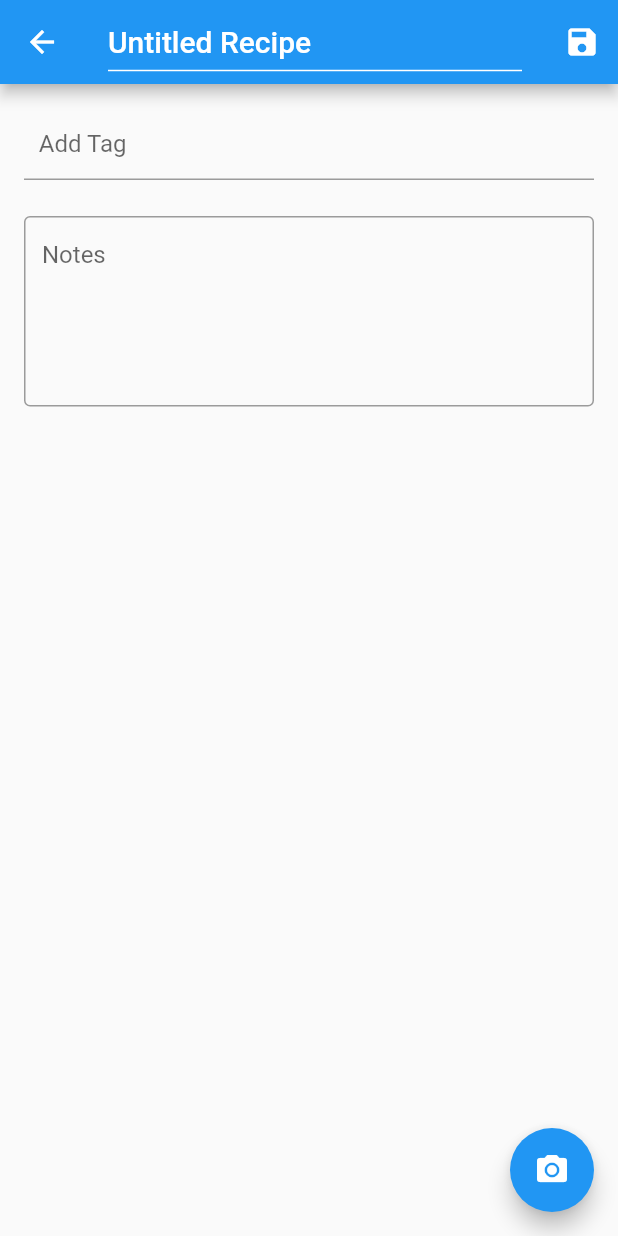
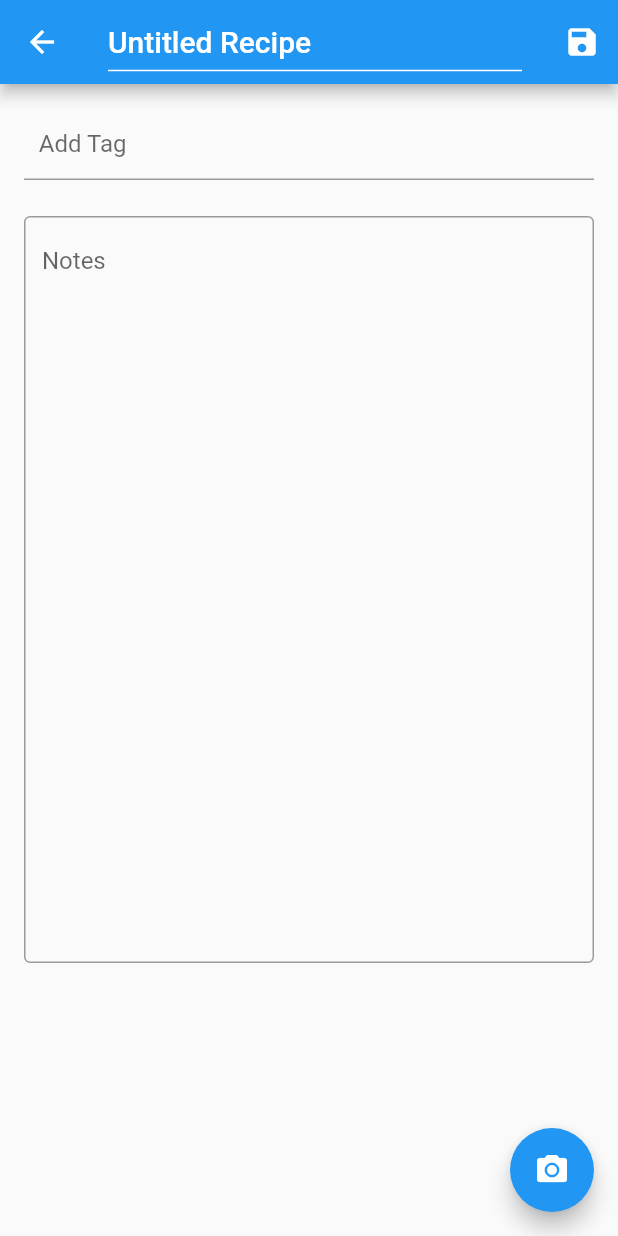
Before and after one commit to SheaJanke/recipe_archive, a Flutter app: the screen it shows once a user with an empty profile is signed in, after a tap on the "add" icon, on a phone screen of 412 x 824 dp. Run offline on Flutter 3.47's test engine with Material 2 defaults, Android fonts, the phone set to English and light mode, and no system bars; drawn by our look-alikes of flutter_typeahead; our stand-ins replace cached_network_image, cloud_firestore, firebase_auth, firebase_core, firebase_storage, flutter_dotenv and 4 more; missing offline and left inert: firebase_ui_auth, firebase_ui_oauth_google; accounts and stored records are empty.

```diff
--- a/lib/authGate.dart
+++ b/lib/authGate.dart
@@ -2,6 +2,7 @@ import 'package:firebase_auth/firebase_auth.dart';
 import 'package:firebase_ui_auth/firebase_ui_auth.dart';
 import 'package:flutter/material.dart';
 import 'package:recipe_archive/pages/recipeListPage.dart';
+import 'package:flutter_keyboard_visibility/flutter_keyboard_visibility.dart';
 
 class AuthGate extends StatelessWidget {
   const AuthGate({Key? key}) : super(key: key);
@@ -16,7 +17,9 @@ class AuthGate extends StatelessWidget {
         if (user == null) {
           return const SignInScreen();
         }
-        return RecipeListPage(user: user);
+        return KeyboardDismissOnTap(
+          child: RecipeListPage(user: user),
+        );
       },
     );
   }
--- a/lib/main.dart
+++ b/lib/main.dart
@@ -1,4 +1,3 @@
-import 'package:cloud_firestore/cloud_firestore.dart';
 import 'package:firebase_ui_auth/firebase_ui_auth.dart';
 import 'package:flutter/material.dart';
 import 'package:firebase_core/firebase_core.dart';
--- a/lib/pages/recipeEditPage.dart
+++ b/lib/pages/recipeEditPage.dart
@@ -1,4 +1,5 @@
 import 'dart:io';
+import 'package:flutter_keyboard_visibility/flutter_keyboard_visibility.dart';
 
 import 'package:cloud_firestore/cloud_firestore.dart';
 import 'package:firebase_auth/firebase_auth.dart';
@@ -156,6 +157,7 @@ class _RecipeEditPageState extends State<RecipeEditPage> {
   @override
   Widget build(BuildContext context) {
     return WillPopScope(
+      child: KeyboardDismissOnTap(
         child: Scaffold(
           appBar: AppBar(
             actions: [
@@ -222,14 +224,18 @@ class _RecipeEditPageState extends State<RecipeEditPage> {
                 focusedBorder: _editMode ? titleBorder : InputBorder.none,
                 isDense: true,
               ),
+              onTap: () => _titleController.selection = TextSelection(
+                  baseOffset: 0,
+                  extentOffset: _titleController.value.text.length),
               readOnly: !_editMode,
               style: const TextStyle(
-                color: Colors.white, fontSize: 20, fontWeight: FontWeight.w500),
+                  color: Colors.white,
+                  fontSize: 20,
+                  fontWeight: FontWeight.w500),
             ),
           ),
           body: Padding(
             padding: const EdgeInsets.all(16),
-          child: SingleChildScrollView(
             child: Column(
               crossAxisAlignment: CrossAxisAlignment.start,
               children: [
@@ -266,11 +272,13 @@ class _RecipeEditPageState extends State<RecipeEditPage> {
                 SizedBox(
                   height: 16,
                 ),
-                TextField(
+                Expanded(
+                  child: TextField(
                     controller: _notesController,
+                    expands: true,
                     keyboardType: TextInputType.multiline,
-                  minLines: 5,
-                  maxLines: 20,
+                    minLines: null,
+                    maxLines: null,
                     decoration: InputDecoration(
                       border: OutlineInputBorder(
                         borderRadius: BorderRadius.circular(4),
@@ -284,11 +292,18 @@ class _RecipeEditPageState extends State<RecipeEditPage> {
                       hintText: 'Notes',
                     ),
                     readOnly: !_editMode,
+                    textAlignVertical: TextAlignVertical.top,
+                  ),
                 ),
                 SizedBox(
                   height: 16,
                 ),
-                SizedBox(
+                KeyboardVisibilityBuilder(
+                  builder: (p0, isKeyboardVisible) {
+                    if (isKeyboardVisible) {
+                      return SizedBox.shrink();
+                    }
+                    return SizedBox(
                       height: 150,
                       child: ListView.separated(
                         itemBuilder: (context, index) => RecipeImage(
@@ -302,20 +317,23 @@ class _RecipeEditPageState extends State<RecipeEditPage> {
                         scrollDirection: Axis.horizontal,
                         shrinkWrap: true,
                       ),
-                ),
+                    );
+                  },
+                )
               ],
             ),
           ),
-        ),
-        floatingActionButton: FloatingActionButton(
+          floatingActionButton: _editMode
+              ? FloatingActionButton(
                   onPressed: () async {
                     // Capture a photo.
-            final XFile? photo = await widget.picker
-                .pickImage(source: ImageSource.camera, imageQuality: 25);
+                    final XFile? photo = await widget.picker.pickImage(
+                        source: ImageSource.camera, imageQuality: 25);
                     if (photo == null) {
                       return;
                     }
-            final String storagePath = '${widget.user.uid}/${uuid.v4()}.jpg';
+                    final String storagePath =
+                        '${widget.user.uid}/${uuid.v4()}.jpg';
                     final imageRef = widget.storageRef.child(storagePath);
                     imageRef.putFile(File(photo.path)).then(
                           (p0) => setState(
@@ -326,6 +344,8 @@ class _RecipeEditPageState extends State<RecipeEditPage> {
                         );
                   },
                   child: const Icon(Icons.camera_alt),
+                )
+              : null,
         ),
       ),
       onWillPop: () async {
--- a/lib/pages/recipeListPage.dart
+++ b/lib/pages/recipeListPage.dart
@@ -74,7 +74,7 @@ class _RecipeListPageState extends State<RecipeListPage> {
         ],
         backgroundColor: Theme.of(context).colorScheme.primary,
         title: Text(
-          'Recipe Archive',
+          'Recipe Box',
           style: TextStyle(color: Theme.of(context).colorScheme.inversePrimary),
         ),
       ),
--- a/pubspec.yaml
+++ b/pubspec.yaml
@@ -49,7 +49,7 @@ dependencies:
   firebase_storage: ^11.2.5
   photo_view: ^0.14.0
   cached_network_image: ^3.2.3
-  flutter_launcher_icons: ^0.13.1
+  flutter_keyboard_visibility: ^5.4.1
 
 dev_dependencies:
   flutter_test:
```
Also changed, not shown: pubspec.lock, 52 other files. Lines whose indentation alone changed are shown as unchanged.
